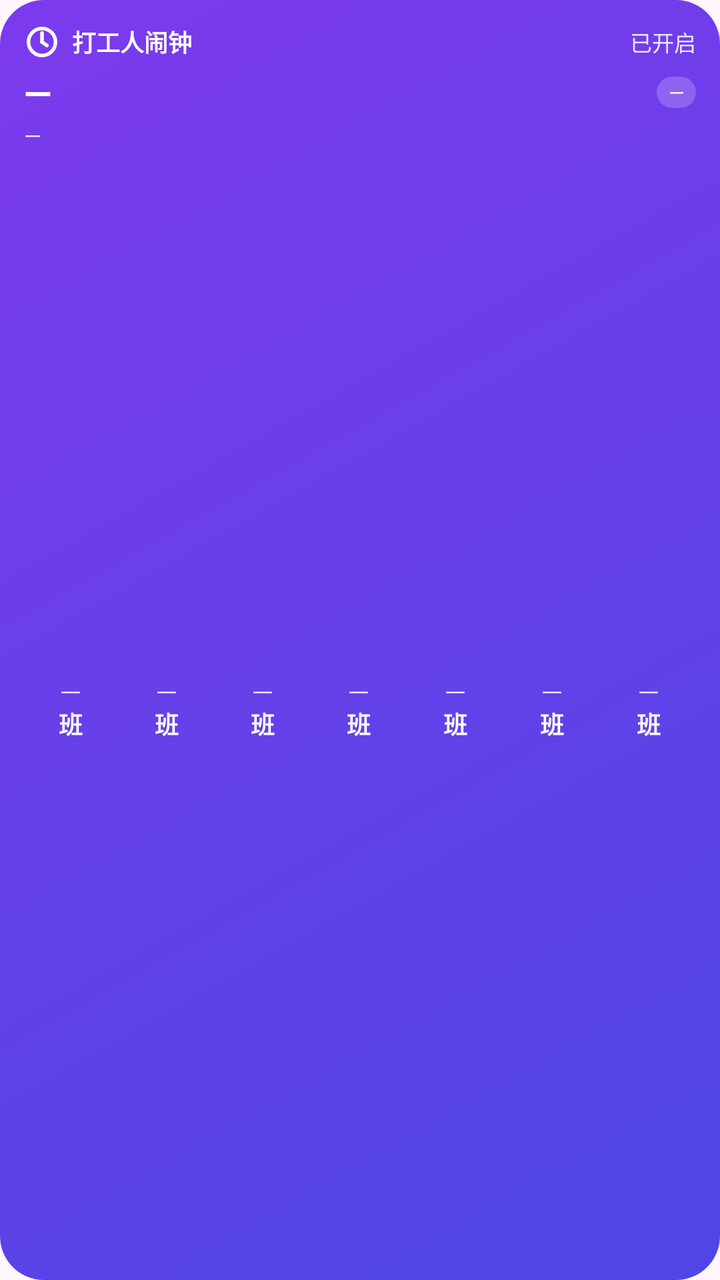
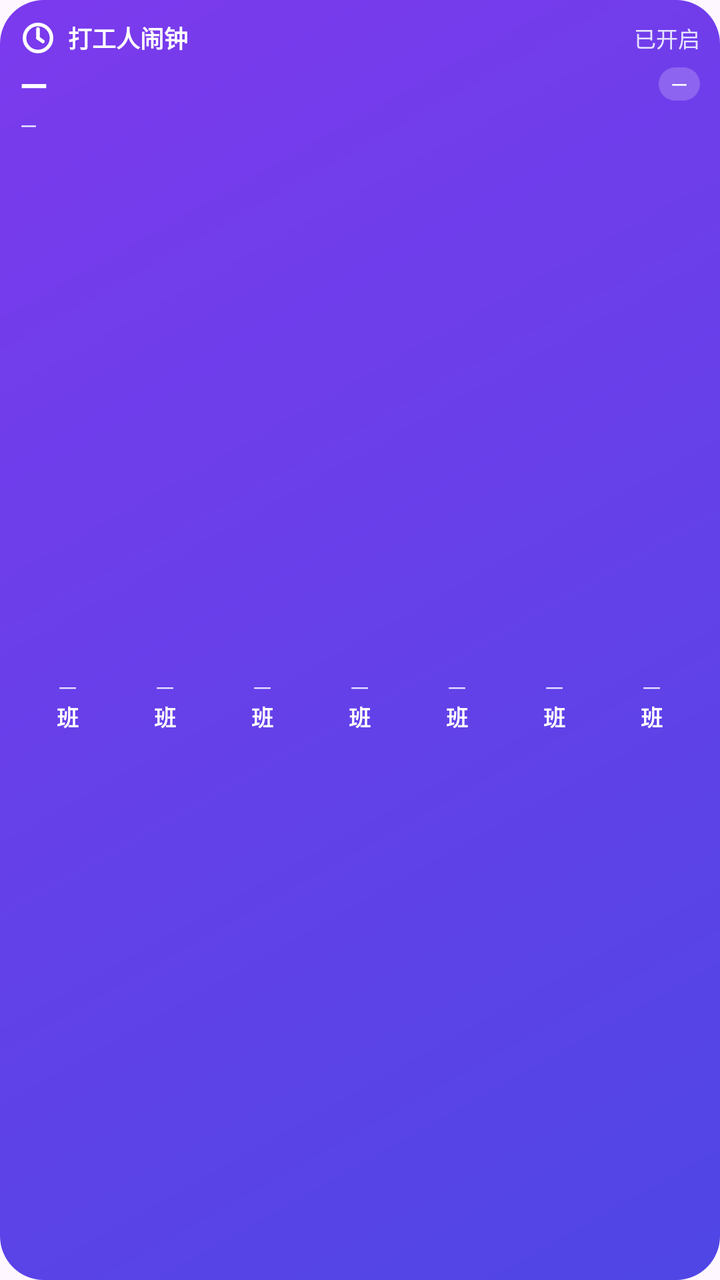

Screens rendered from an Android XML layout before and after an edit, with the pre-edit source and the edit as a unified diff.
<!-- AndroidManifest.xml: application theme Theme.WeekdayAlarm -->
<!-- res/layout/widget_next_alarm.xml -->
<?xml version="1.0" encoding="utf-8"?>
<LinearLayout xmlns:android="http://schemas.android.com/apk/res/android"
    android:id="@+id/widget_root"
    android:layout_width="match_parent"
    android:layout_height="match_parent"
    android:background="@drawable/bg_hero"
    android:orientation="vertical"
    android:padding="12dp">

    <LinearLayout
        android:layout_width="match_parent"
        android:layout_height="wrap_content"
        android:gravity="center_vertical"
        android:orientation="horizontal">

        <ImageView
            android:layout_width="18dp"
            android:layout_height="18dp"
            android:importantForAccessibility="no"
            android:src="@drawable/ic_notification" />

        <TextView
            android:layout_width="wrap_content"
            android:layout_height="wrap_content"
            android:layout_marginStart="6dp"
            android:text="打工人闹钟"
            android:textColor="#FFFFFF"
            android:textSize="12sp"
            android:textStyle="bold" />

        <TextView
            android:id="@+id/widget_status"
            android:layout_width="0dp"
            android:layout_height="wrap_content"
            android:layout_weight="1"
            android:gravity="end"
            android:text="已开启"
            android:textColor="#E6E4FF"
            android:textSize="11sp" />
    </LinearLayout>

    
    <LinearLayout
        android:layout_width="match_parent"
        android:layout_height="wrap_content"
        android:layout_marginTop="4dp"
        android:gravity="center_vertical"
        android:orientation="horizontal">

        <TextView
            android:id="@+id/widget_hero"
            android:layout_width="0dp"
            android:layout_height="wrap_content"
            android:layout_weight="1"
            android:ellipsize="end"
            android:maxLines="1"
            android:text="—"
            android:textColor="#FFFFFF"
            android:textSize="18sp"
            android:textStyle="bold" />

        <TextView
            android:id="@+id/widget_chip"
            android:layout_width="wrap_content"
            android:layout_height="wrap_content"
            android:layout_marginStart="6dp"
            android:background="@drawable/bg_chip_white"
            android:maxLines="1"
            android:paddingStart="6dp"
            android:paddingTop="1dp"
            android:paddingEnd="6dp"
            android:paddingBottom="1dp"
            android:text="—"
            android:textColor="@color/white"
            android:textSize="10sp" />
    </LinearLayout>

    
    <TextView
        android:id="@+id/widget_sub"
        android:layout_width="match_parent"
        android:layout_height="wrap_content"
        android:layout_marginTop="2dp"
        android:ellipsize="end"
        android:maxLines="1"
        android:text="—"
        android:textColor="#E6E4FF"
        android:textSize="11sp" />

    
    <LinearLayout
        android:layout_width="match_parent"
        android:layout_height="0dp"
        android:layout_marginTop="6dp"
        android:layout_weight="1"
        android:orientation="horizontal">

        <FrameLayout
            android:layout_width="0dp"
            android:layout_height="match_parent"
            android:layout_marginEnd="1dp"
            android:layout_weight="1">

            <FrameLayout
                android:id="@+id/hl_0"
                android:layout_width="match_parent"
                android:layout_height="match_parent"
                android:layout_marginTop="2dp"
                android:layout_marginBottom="2dp"
                android:background="@drawable/bg_widget_today"
                android:visibility="gone" />

            <LinearLayout
                android:layout_width="match_parent"
                android:layout_height="match_parent"
                android:gravity="center"
                android:orientation="vertical">

                <TextView
                    android:id="@+id/day_0"
                    android:layout_width="wrap_content"
                    android:layout_height="wrap_content"
                    android:text="一"
                    android:textColor="#E6E4FF"
                    android:textSize="10sp" />

                <TextView
                    android:id="@+id/label_0"
                    android:layout_width="wrap_content"
                    android:layout_height="wrap_content"
                    android:text="班"
                    android:textColor="#FFFFFF"
                    android:textSize="12sp"
                    android:textStyle="bold" />
            </LinearLayout>
        </FrameLayout>

        <FrameLayout
            android:layout_width="0dp"
            android:layout_height="match_parent"
            android:layout_marginEnd="1dp"
            android:layout_weight="1">

            <FrameLayout
                android:id="@+id/hl_1"
                android:layout_width="match_parent"
                android:layout_height="match_parent"
                android:layout_marginTop="2dp"
                android:layout_marginBottom="2dp"
                android:background="@drawable/bg_widget_today"
                android:visibility="gone" />

            <LinearLayout
                android:layout_width="match_parent"
                android:layout_height="match_parent"
                android:gravity="center"
                android:orientation="vertical">

                <TextView
                    android:id="@+id/day_1"
                    android:layout_width="wrap_content"
                    android:layout_height="wrap_content"
                    android:text="一"
                    android:textColor="#E6E4FF"
                    android:textSize="10sp" />

                <TextView
                    android:id="@+id/label_1"
                    android:layout_width="wrap_content"
                    android:layout_height="wrap_content"
                    android:text="班"
                    android:textColor="#FFFFFF"
                    android:textSize="12sp"
                    android:textStyle="bold" />
            </LinearLayout>
        </FrameLayout>

        <FrameLayout
            android:layout_width="0dp"
            android:layout_height="match_parent"
            android:layout_marginEnd="1dp"
            android:layout_weight="1">

            <FrameLayout
                android:id="@+id/hl_2"
                android:layout_width="match_parent"
                android:layout_height="match_parent"
                android:layout_marginTop="2dp"
                android:layout_marginBottom="2dp"
                android:background="@drawable/bg_widget_today"
                android:visibility="gone" />

            <LinearLayout
                android:layout_width="match_parent"
                android:layout_height="match_parent"
                android:gravity="center"
                android:orientation="vertical">

                <TextView
                    android:id="@+id/day_2"
                    android:layout_width="wrap_content"
                    android:layout_height="wrap_content"
                    android:text="一"
                    android:textColor="#E6E4FF"
                    android:textSize="10sp" />

                <TextView
                    android:id="@+id/label_2"
                    android:layout_width="wrap_content"
                    android:layout_height="wrap_content"
                    android:text="班"
                    android:textColor="#FFFFFF"
                    android:textSize="12sp"
                    android:textStyle="bold" />
            </LinearLayout>
        </FrameLayout>

        <FrameLayout
            android:layout_width="0dp"
            android:layout_height="match_parent"
            android:layout_marginEnd="1dp"
            android:layout_weight="1">

            <FrameLayout
                android:id="@+id/hl_3"
                android:layout_width="match_parent"
                android:layout_height="match_parent"
                android:layout_marginTop="2dp"
                android:layout_marginBottom="2dp"
                android:background="@drawable/bg_widget_today"
                android:visibility="gone" />

            <LinearLayout
                android:layout_width="match_parent"
                android:layout_height="match_parent"
                android:gravity="center"
                android:orientation="vertical">

                <TextView
                    android:id="@+id/day_3"
                    android:layout_width="wrap_content"
                    android:layout_height="wrap_content"
                    android:text="一"
                    android:textColor="#E6E4FF"
                    android:textSize="10sp" />

                <TextView
                    android:id="@+id/label_3"
                    android:layout_width="wrap_content"
                    android:layout_height="wrap_content"
                    android:text="班"
                    android:textColor="#FFFFFF"
                    android:textSize="12sp"
                    android:textStyle="bold" />
            </LinearLayout>
        </FrameLayout>

        <FrameLayout
            android:layout_width="0dp"
            android:layout_height="match_parent"
            android:layout_marginEnd="1dp"
            android:layout_weight="1">

            <FrameLayout
                android:id="@+id/hl_4"
                android:layout_width="match_parent"
                android:layout_height="match_parent"
                android:layout_marginTop="2dp"
                android:layout_marginBottom="2dp"
                android:background="@drawable/bg_widget_today"
                android:visibility="gone" />

            <LinearLayout
                android:layout_width="match_parent"
                android:layout_height="match_parent"
                android:gravity="center"
                android:orientation="vertical">

                <TextView
                    android:id="@+id/day_4"
                    android:layout_width="wrap_content"
                    android:layout_height="wrap_content"
                    android:text="一"
                    android:textColor="#E6E4FF"
                    android:textSize="10sp" />

                <TextView
                    android:id="@+id/label_4"
                    android:layout_width="wrap_content"
                    android:layout_height="wrap_content"
                    android:text="班"
                    android:textColor="#FFFFFF"
                    android:textSize="12sp"
                    android:textStyle="bold" />
            </LinearLayout>
        </FrameLayout>

        <FrameLayout
            android:layout_width="0dp"
            android:layout_height="match_parent"
            android:layout_marginEnd="1dp"
            android:layout_weight="1">

            <FrameLayout
                android:id="@+id/hl_5"
                android:layout_width="match_parent"
                android:layout_height="match_parent"
                android:layout_marginTop="2dp"
                android:layout_marginBottom="2dp"
                android:background="@drawable/bg_widget_today"
                android:visibility="gone" />

            <LinearLayout
                android:layout_width="match_parent"
                android:layout_height="match_parent"
                android:gravity="center"
                android:orientation="vertical">

                <TextView
                    android:id="@+id/day_5"
                    android:layout_width="wrap_content"
                    android:layout_height="wrap_content"
                    android:text="一"
                    android:textColor="#E6E4FF"
                    android:textSize="10sp" />

                <TextView
                    android:id="@+id/label_5"
                    android:layout_width="wrap_content"
                    android:layout_height="wrap_content"
                    android:text="班"
                    android:textColor="#FFFFFF"
                    android:textSize="12sp"
                    android:textStyle="bold" />
            </LinearLayout>
        </FrameLayout>

        <FrameLayout
            android:layout_width="0dp"
            android:layout_height="match_parent"
            android:layout_weight="1">

            <FrameLayout
                android:id="@+id/hl_6"
                android:layout_width="match_parent"
                android:layout_height="match_parent"
                android:layout_marginTop="2dp"
                android:layout_marginBottom="2dp"
                android:background="@drawable/bg_widget_today"
                android:visibility="gone" />

            <LinearLayout
                android:layout_width="match_parent"
                android:layout_height="match_parent"
                android:gravity="center"
                android:orientation="vertical">

                <TextView
                    android:id="@+id/day_6"
                    android:layout_width="wrap_content"
                    android:layout_height="wrap_content"
                    android:text="一"
                    android:textColor="#E6E4FF"
                    android:textSize="10sp" />

                <TextView
                    android:id="@+id/label_6"
                    android:layout_width="wrap_content"
                    android:layout_height="wrap_content"
                    android:text="班"
                    android:textColor="#FFFFFF"
                    android:textSize="12sp"
                    android:textStyle="bold" />
            </LinearLayout>
        </FrameLayout>
    </LinearLayout>
</LinearLayout>
<!-- resources referenced by this layout -->
<resources>
  <color name="white">#FFFFFFFF</color>
  <!-- drawable bg_chip_white (drawable) -->
  <?xml version="1.0" encoding="utf-8"?>
  <shape xmlns:android="http://schemas.android.com/apk/res/android"
      android:shape="rectangle">
      <solid android:color="#33FFFFFF" />
      <corners android:radius="@dimen/radius_pill" />
  </shape>
  <!-- drawable bg_hero (drawable) -->
  <?xml version="1.0" encoding="utf-8"?>
  <shape xmlns:android="http://schemas.android.com/apk/res/android"
      android:shape="rectangle">
      <gradient
          android:angle="135"
          android:startColor="@color/hero_start"
          android:endColor="@color/hero_end" />
      <corners android:radius="@dimen/radius_banner" />
  </shape>
  <!-- drawable bg_widget_today (drawable) -->
  <?xml version="1.0" encoding="utf-8"?>
  <shape xmlns:android="http://schemas.android.com/apk/res/android"
      android:shape="rectangle">
      <solid android:color="#33FFFFFF" />
      <corners android:radius="@dimen/radius_chip" />
  </shape>
  <!-- drawable ic_notification (drawable) -->
  <?xml version="1.0" encoding="utf-8"?>
  <vector xmlns:android="http://schemas.android.com/apk/res/android"
      android:width="24dp"
      android:height="24dp"
      android:viewportWidth="24"
      android:viewportHeight="24">
      
      <path
          android:fillColor="#00000000"
          android:pathData="M12,12 m-9,0 a9,9 0 1,0 18,0 a9,9 0 1,0 -18,0"
          android:strokeColor="#FFFFFF"
          android:strokeWidth="2.4" />
      
      <path
          android:fillColor="#00000000"
          android:pathData="M12,12 L12,6"
          android:strokeColor="#FFFFFF"
          android:strokeLineCap="round"
          android:strokeWidth="2.4" />
      
      <path
          android:fillColor="#00000000"
          android:pathData="M12,12 L15.26,14.32"
          android:strokeColor="#FFFFFF"
          android:strokeLineCap="round"
          android:strokeWidth="2.4" />
  </vector>
  <style name="Theme.WeekdayAlarm" parent="Theme.Material3.DayNight.NoActionBar">
          <item name="colorPrimary">@color/indigo</item>
          <item name="colorPrimaryVariant">@color/indigo_dark</item>
          <item name="colorOnPrimary">@color/white</item>
          <item name="android:statusBarColor">@color/bg</item>
          <item name="android:windowLightStatusBar">true</item>
      </style>
  <dimen name="radius_pill">999dp</dimen>
  <color name="hero_start">#4F46E5</color>
  <color name="hero_end">#7C3AED</color>
  <dimen name="radius_banner">22dp</dimen>
  <dimen name="radius_chip">10dp</dimen>
  <color name="indigo">#4F46E5</color>
  <color name="indigo_dark">#4338CA</color>
  <color name="bg">#F4F5FB</color>
</resources>

<!-- the commit's change to res/layout/widget_next_alarm.xml (unified diff, before → after) -->
@@ -5,7 +5,7 @@
     android:layout_height="match_parent"
     android:background="@drawable/bg_hero"
     android:orientation="vertical"
-    android:padding="12dp">
+    android:padding="10dp">
 
     <LinearLayout
         android:layout_width="match_parent"
@@ -43,7 +43,7 @@
     <LinearLayout
         android:layout_width="match_parent"
         android:layout_height="wrap_content"
-        android:layout_marginTop="4dp"
+        android:layout_marginTop="2dp"
         android:gravity="center_vertical"
         android:orientation="horizontal">
 
@@ -72,7 +72,7 @@
             android:paddingBottom="1dp"
             android:text="—"
             android:textColor="@color/white"
-            android:textSize="10sp" />
+            android:textSize="11sp" />
     </LinearLayout>
 
     
@@ -80,7 +80,7 @@
         android:id="@+id/widget_sub"
         android:layout_width="match_parent"
         android:layout_height="wrap_content"
-        android:layout_marginTop="2dp"
+        android:layout_marginTop="1dp"
         android:ellipsize="end"
         android:maxLines="1"
         android:text="—"
@@ -91,8 +91,9 @@
     <LinearLayout
         android:layout_width="match_parent"
         android:layout_height="0dp"
-        android:layout_marginTop="6dp"
+        android:layout_marginTop="4dp"
         android:layout_weight="1"
+        android:gravity="center_vertical"
         android:orientation="horizontal">
 
         <FrameLayout
@@ -104,16 +105,16 @@
             <FrameLayout
                 android:id="@+id/hl_0"
                 android:layout_width="match_parent"
-                android:layout_height="match_parent"
-                android:layout_marginTop="2dp"
-                android:layout_marginBottom="2dp"
-                android:background="@drawable/bg_widget_today"
-                android:visibility="gone" />
-
-            <LinearLayout
-                android:layout_width="match_parent"
-                android:layout_height="match_parent"
-                android:gravity="center"
+                android:layout_height="34dp"
+                android:layout_gravity="center_vertical"
+                android:background="@drawable/bg_widget_today_solid"
+                android:visibility="gone" />
+
+            <LinearLayout
+                android:layout_width="match_parent"
+                android:layout_height="wrap_content"
+                android:layout_gravity="center_vertical"
+                android:gravity="center_horizontal"
                 android:orientation="vertical">
 
                 <TextView
@@ -122,7 +123,8 @@
                     android:layout_height="wrap_content"
                     android:text="一"
                     android:textColor="#E6E4FF"
-                    android:textSize="10sp" />
+                    android:textSize="9sp"
+                    android:includeFontPadding="false" />
 
                 <TextView
                     android:id="@+id/label_0"
@@ -130,8 +132,9 @@
                     android:layout_height="wrap_content"
                     android:text="班"
                     android:textColor="#FFFFFF"
-                    android:textSize="12sp"
-                    android:textStyle="bold" />
+                    android:textSize="11sp"
+                    android:textStyle="bold"
+                    android:includeFontPadding="false" />
             </LinearLayout>
         </FrameLayout>
 
@@ -144,16 +147,16 @@
             <FrameLayout
                 android:id="@+id/hl_1"
                 android:layout_width="match_parent"
-                android:layout_height="match_parent"
-                android:layout_marginTop="2dp"
-                android:layout_marginBottom="2dp"
-                android:background="@drawable/bg_widget_today"
-                android:visibility="gone" />
-
-            <LinearLayout
-                android:layout_width="match_parent"
-                android:layout_height="match_parent"
-                android:gravity="center"
+                android:layout_height="34dp"
+                android:layout_gravity="center_vertical"
+                android:background="@drawable/bg_widget_today_solid"
+                android:visibility="gone" />
+
+            <LinearLayout
+                android:layout_width="match_parent"
+                android:layout_height="wrap_content"
+                android:layout_gravity="center_vertical"
+                android:gravity="center_horizontal"
                 android:orientation="vertical">
 
                 <TextView
@@ -162,7 +165,8 @@
                     android:layout_height="wrap_content"
                     android:text="一"
                     android:textColor="#E6E4FF"
-                    android:textSize="10sp" />
+                    android:textSize="9sp"
+                    android:includeFontPadding="false" />
 
                 <TextView
                     android:id="@+id/label_1"
@@ -170,8 +174,9 @@
                     android:layout_height="wrap_content"
                     android:text="班"
                     android:textColor="#FFFFFF"
-                    android:textSize="12sp"
-                    android:textStyle="bold" />
+                    android:textSize="11sp"
+                    android:textStyle="bold"
+                    android:includeFontPadding="false" />
             </LinearLayout>
         </FrameLayout>
 
@@ -184,16 +189,16 @@
             <FrameLayout
                 android:id="@+id/hl_2"
                 android:layout_width="match_parent"
-                android:layout_height="match_parent"
-                android:layout_marginTop="2dp"
-                android:layout_marginBottom="2dp"
-                android:background="@drawable/bg_widget_today"
-                android:visibility="gone" />
-
-            <LinearLayout
-                android:layout_width="match_parent"
-                android:layout_height="match_parent"
-                android:gravity="center"
+                android:layout_height="34dp"
+                android:layout_gravity="center_vertical"
+                android:background="@drawable/bg_widget_today_solid"
+                android:visibility="gone" />
+
+            <LinearLayout
+                android:layout_width="match_parent"
+                android:layout_height="wrap_content"
+                android:layout_gravity="center_vertical"
+                android:gravity="center_horizontal"
                 android:orientation="vertical">
 
                 <TextView
@@ -202,7 +207,8 @@
                     android:layout_height="wrap_content"
                     android:text="一"
                     android:textColor="#E6E4FF"
-                    android:textSize="10sp" />
+                    android:textSize="9sp"
+                    android:includeFontPadding="false" />
 
                 <TextView
                     android:id="@+id/label_2"
@@ -210,8 +216,9 @@
                     android:layout_height="wrap_content"
                     android:text="班"
                     android:textColor="#FFFFFF"
-                    android:textSize="12sp"
-                    android:textStyle="bold" />
+                    android:textSize="11sp"
+                    android:textStyle="bold"
+                    android:includeFontPadding="false" />
             </LinearLayout>
         </FrameLayout>
 
@@ -224,16 +231,16 @@
             <FrameLayout
                 android:id="@+id/hl_3"
                 android:layout_width="match_parent"
-                android:layout_height="match_parent"
-                android:layout_marginTop="2dp"
-                android:layout_marginBottom="2dp"
-                android:background="@drawable/bg_widget_today"
-                android:visibility="gone" />
-
-            <LinearLayout
-                android:layout_width="match_parent"
-                android:layout_height="match_parent"
-                android:gravity="center"
+                android:layout_height="34dp"
+                android:layout_gravity="center_vertical"
+                android:background="@drawable/bg_widget_today_solid"
+                android:visibility="gone" />
+
+            <LinearLayout
+                android:layout_width="match_parent"
+                android:layout_height="wrap_content"
+                android:layout_gravity="center_vertical"
+                android:gravity="center_horizontal"
                 android:orientation="vertical">
 
                 <TextView
@@ -242,7 +249,8 @@
                     android:layout_height="wrap_content"
                     android:text="一"
                     android:textColor="#E6E4FF"
-                    android:textSize="10sp" />
+                    android:textSize="9sp"
+                    android:includeFontPadding="false" />
 
                 <TextView
                     android:id="@+id/label_3"
@@ -250,8 +258,9 @@
                     android:layout_height="wrap_content"
                     android:text="班"
                     android:textColor="#FFFFFF"
-                    android:textSize="12sp"
-                    android:textStyle="bold" />
+                    android:textSize="11sp"
+                    android:textStyle="bold"
+                    android:includeFontPadding="false" />
             </LinearLayout>
         </FrameLayout>
 
@@ -264,16 +273,16 @@
             <FrameLayout
                 android:id="@+id/hl_4"
                 android:layout_width="match_parent"
-                android:layout_height="match_parent"
-                android:layout_marginTop="2dp"
-                android:layout_marginBottom="2dp"
-                android:background="@drawable/bg_widget_today"
-                android:visibility="gone" />
-
-            <LinearLayout
-                android:layout_width="match_parent"
-                android:layout_height="match_parent"
-                android:gravity="center"
+                android:layout_height="34dp"
+                android:layout_gravity="center_vertical"
+                android:background="@drawable/bg_widget_today_solid"
+                android:visibility="gone" />
+
+            <LinearLayout
+                android:layout_width="match_parent"
+                android:layout_height="wrap_content"
+                android:layout_gravity="center_vertical"
+                android:gravity="center_horizontal"
                 android:orientation="vertical">
 
                 <TextView
@@ -282,7 +291,8 @@
                     android:layout_height="wrap_content"
                     android:text="一"
                     android:textColor="#E6E4FF"
-                    android:textSize="10sp" />
+                    android:textSize="9sp"
+                    android:includeFontPadding="false" />
 
                 <TextView
                     android:id="@+id/label_4"
@@ -290,8 +300,9 @@
                     android:layout_height="wrap_content"
                     android:text="班"
                     android:textColor="#FFFFFF"
-                    android:textSize="12sp"
-                    android:textStyle="bold" />
+                    android:textSize="11sp"
+                    android:textStyle="bold"
+                    android:includeFontPadding="false" />
             </LinearLayout>
         </FrameLayout>
 
@@ -304,16 +315,16 @@
             <FrameLayout
                 android:id="@+id/hl_5"
                 android:layout_width="match_parent"
-                android:layout_height="match_parent"
-                android:layout_marginTop="2dp"
-                android:layout_marginBottom="2dp"
-                android:background="@drawable/bg_widget_today"
-                android:visibility="gone" />
-
-            <LinearLayout
-                android:layout_width="match_parent"
-                android:layout_height="match_parent"
-                android:gravity="center"
+                android:layout_height="34dp"
+                android:layout_gravity="center_vertical"
+                android:background="@drawable/bg_widget_today_solid"
+                android:visibility="gone" />
+
+            <LinearLayout
+                android:layout_width="match_parent"
+                android:layout_height="wrap_content"
+                android:layout_gravity="center_vertical"
+                android:gravity="center_horizontal"
                 android:orientation="vertical">
 
                 <TextView
@@ -322,7 +333,8 @@
                     android:layout_height="wrap_content"
                     android:text="一"
                     android:textColor="#E6E4FF"
-                    android:textSize="10sp" />
+                    android:textSize="9sp"
+                    android:includeFontPadding="false" />
 
                 <TextView
                     android:id="@+id/label_5"
@@ -330,8 +342,9 @@
                     android:layout_height="wrap_content"
                     android:text="班"
                     android:textColor="#FFFFFF"
-                    android:textSize="12sp"
-                    android:textStyle="bold" />
+                    android:textSize="11sp"
+                    android:textStyle="bold"
+                    android:includeFontPadding="false" />
             </LinearLayout>
         </FrameLayout>
 
@@ -343,16 +356,16 @@
             <FrameLayout
                 android:id="@+id/hl_6"
                 android:layout_width="match_parent"
-                android:layout_height="match_parent"
-                android:layout_marginTop="2dp"
-                android:layout_marginBottom="2dp"
-                android:background="@drawable/bg_widget_today"
-                android:visibility="gone" />
-
-            <LinearLayout
-                android:layout_width="match_parent"
-                android:layout_height="match_parent"
-                android:gravity="center"
+                android:layout_height="34dp"
+                android:layout_gravity="center_vertical"
+                android:background="@drawable/bg_widget_today_solid"
+                android:visibility="gone" />
+
+            <LinearLayout
+                android:layout_width="match_parent"
+                android:layout_height="wrap_content"
+                android:layout_gravity="center_vertical"
+                android:gravity="center_horizontal"
                 android:orientation="vertical">
 
                 <TextView
@@ -361,7 +374,8 @@
                     android:layout_height="wrap_content"
                     android:text="一"
                     android:textColor="#E6E4FF"
-                    android:textSize="10sp" />
+                    android:textSize="9sp"
+                    android:includeFontPadding="false" />
 
                 <TextView
                     android:id="@+id/label_6"
@@ -369,8 +383,9 @@
                     android:layout_height="wrap_content"
                     android:text="班"
                     android:textColor="#FFFFFF"
-                    android:textSize="12sp"
-                    android:textStyle="bold" />
+                    android:textSize="11sp"
+                    android:textStyle="bold"
+                    android:includeFontPadding="false" />
             </LinearLayout>
         </FrameLayout>
     </LinearLayout>
<!-- resource entries referenced after the edit -->
@@ -18,11 +18,11 @@
           android:endColor="@color/hero_end" />
       <corners android:radius="@dimen/radius_banner" />
   </shape>
-  <!-- drawable bg_widget_today (drawable) -->
+  <!-- drawable bg_widget_today_solid (drawable) -->
   <?xml version="1.0" encoding="utf-8"?>
   <shape xmlns:android="http://schemas.android.com/apk/res/android"
       android:shape="rectangle">
-      <solid android:color="#33FFFFFF" />
+      <solid android:color="#F2FFFFFF" />
       <corners android:radius="@dimen/radius_chip" />
   </shape>
   <!-- drawable ic_notification (drawable) -->
